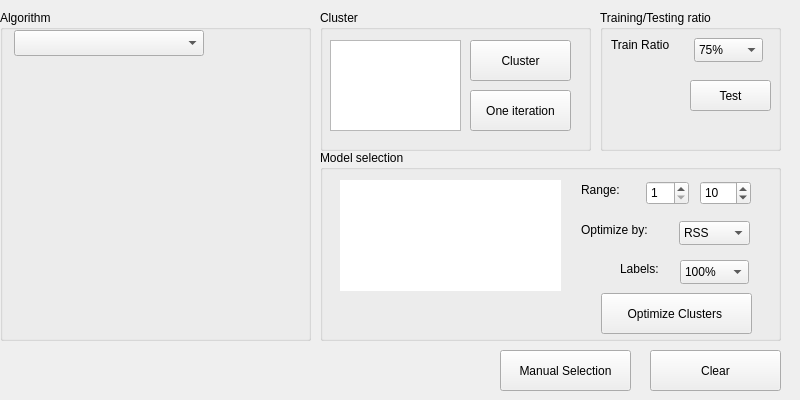
First picture: the form in MLDemos/optsCluster.ui, repository b4silio/MLDemos, before the edit.
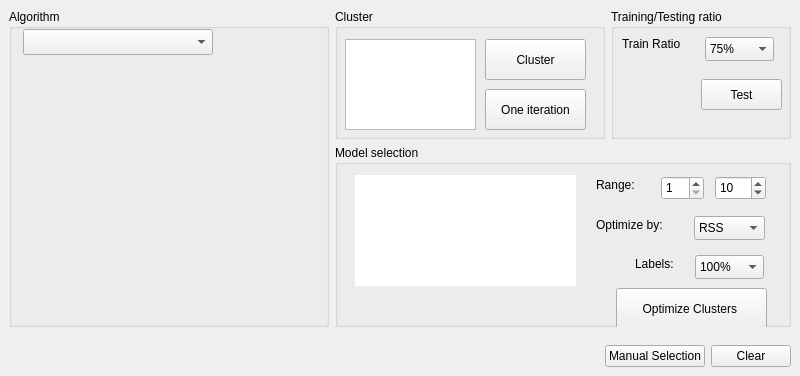
Second picture: the form after the edit.

Commit message: CHANGED: adapted the algorithms options widgets, to allow resizing of the windows (avoiding the ton of empty space so that the Clustering panel could have its own widgets) FIXED: PCAFaces crashing on several instances (e.g. closing the applet, clearing the data, etc) FIXED: Nasty crash when excluding columns from the Import Data dialog.

Patch:
```diff
--- a/MLDemos/optsCluster.ui
+++ b/MLDemos/optsCluster.ui
@@ -7,25 +7,25 @@
     <x>0</x>
     <y>0</y>
     <width>800</width>
-    <height>400</height>
+    <height>376</height>
    </rect>
   </property>
   <property name="sizePolicy">
-   <sizepolicy hsizetype="Fixed" vsizetype="Fixed">
+   <sizepolicy hsizetype="MinimumExpanding" vsizetype="MinimumExpanding">
     <horstretch>0</horstretch>
     <verstretch>0</verstretch>
    </sizepolicy>
   </property>
   <property name="minimumSize">
    <size>
-    <width>800</width>
-    <height>400</height>
+    <width>0</width>
+    <height>0</height>
    </size>
   </property>
   <property name="maximumSize">
    <size>
-    <width>800</width>
-    <height>400</height>
+    <width>16777215</width>
+    <height>16777215</height>
    </size>
   </property>
   <property name="windowTitle">
@@ -34,33 +34,27 @@
   <property name="autoFillBackground">
    <bool>false</bool>
   </property>
-  <widget class="QPushButton" name="clearButton">
-   <property name="geometry">
-    <rect>
-     <x>650</x>
-     <y>350</y>
-     <width>131</width>
-     <height>41</height>
-    </rect>
+  <layout class="QVBoxLayout" name="verticalLayout" stretch="1,0">
+   <property name="spacing">
+    <number>0</number>
    </property>
-   <property name="font">
-    <font>
-     <pointsize>9</pointsize>
-    </font>
+   <property name="leftMargin">
+    <number>0</number>
    </property>
-   <property name="text">
-    <string>Clear</string>
+   <property name="topMargin">
+    <number>0</number>
    </property>
-  </widget>
+   <property name="rightMargin">
+    <number>0</number>
+   </property>
+   <property name="bottomMargin">
+    <number>0</number>
+   </property>
+   <item>
+    <widget class="QWidget" name="widget" native="true">
+     <layout class="QGridLayout" name="gridLayout" rowstretch="0,1" columnstretch="1,0,0">
+      <item row="0" column="0" rowspan="2">
   <widget class="QGroupBox" name="groupBox">
-   <property name="geometry">
-    <rect>
-     <x>0</x>
-     <y>10</y>
-     <width>311</width>
-     <height>331</height>
-    </rect>
-   </property>
    <property name="title">
     <string>Algorithm</string>
    </property>
@@ -93,15 +87,209 @@
     </property>
    </widget>
   </widget>
+      </item>
+      <item row="0" column="1">
+       <widget class="QGroupBox" name="ClusterGroupBox">
+        <property name="minimumSize">
+         <size>
+          <width>270</width>
+          <height>0</height>
+         </size>
+        </property>
+        <property name="title">
+         <string>Cluster</string>
+        </property>
+        <widget class="QPushButton" name="clusterButton">
+         <property name="geometry">
+          <rect>
+           <x>150</x>
+           <y>30</y>
+           <width>101</width>
+           <height>41</height>
+          </rect>
+         </property>
+         <property name="font">
+          <font>
+           <pointsize>9</pointsize>
+          </font>
+         </property>
+         <property name="toolTip">
+          <string>Cluster the data using the current parameters</string>
+         </property>
+         <property name="text">
+          <string>Cluster</string>
+         </property>
+        </widget>
+        <widget class="QPushButton" name="iterationButton">
+         <property name="geometry">
+          <rect>
+           <x>150</x>
+           <y>80</y>
+           <width>101</width>
+           <height>41</height>
+          </rect>
+         </property>
+         <property name="font">
+          <font>
+           <pointsize>9</pointsize>
+          </font>
+         </property>
+         <property name="text">
+          <string>One iteration</string>
+         </property>
+        </widget>
+        <widget class="QListWidget" name="resultList">
+         <property name="geometry">
+          <rect>
+           <x>10</x>
+           <y>30</y>
+           <width>131</width>
+           <height>91</height>
+          </rect>
+         </property>
+         <property name="font">
+          <font>
+           <pointsize>10</pointsize>
+          </font>
+         </property>
+         <property name="toolTip">
+          <string>&lt;!DOCTYPE HTML PUBLIC &quot;-//W3C//DTD HTML 4.0//EN&quot; &quot;http://www.w3.org/TR/REC-html40/strict.dtd&quot;&gt;
+&lt;html&gt;&lt;head&gt;&lt;meta name=&quot;qrichtext&quot; content=&quot;1&quot; /&gt;&lt;style type=&quot;text/css&quot;&gt;
+p, li { white-space: pre-wrap; }
+&lt;/style&gt;&lt;/head&gt;&lt;body style=&quot; font-family:'Lucida Grande'; font-size:10pt; font-weight:400; font-style:normal;&quot;&gt;
+&lt;p style=&quot; margin-top:0px; margin-bottom:0px; margin-left:0px; margin-right:0px; -qt-block-indent:0; text-indent:0px;&quot;&gt;Cluster quality metrics:&lt;/p&gt;
+&lt;p style=&quot; margin-top:0px; margin-bottom:0px; margin-left:0px; margin-right:0px; -qt-block-indent:0; text-indent:0px;&quot;&gt;- RSS: Residual Sum of Squares&lt;/p&gt;
+&lt;p style=&quot; margin-top:0px; margin-bottom:0px; margin-left:0px; margin-right:0px; -qt-block-indent:0; text-indent:0px;&quot;&gt;- BIC: Bayesian Information Criterion&lt;/p&gt;
+&lt;p style=&quot; margin-top:0px; margin-bottom:0px; margin-left:0px; margin-right:0px; -qt-block-indent:0; text-indent:0px;&quot;&gt;- AIC: Akaike Information Criterion&lt;/p&gt;
+&lt;p style=&quot; margin-top:0px; margin-bottom:0px; margin-left:0px; margin-right:0px; -qt-block-indent:0; text-indent:0px;&quot;&gt;- F1: F-Measure &lt;/p&gt;
+&lt;p style=&quot; margin-top:0px; margin-bottom:0px; margin-left:0px; margin-right:0px; -qt-block-indent:0; text-indent:0px;&quot;&gt;For all metrics except F-Measure, the lower value is the best&lt;/p&gt;&lt;/body&gt;&lt;/html&gt;</string>
+         </property>
+        </widget>
+       </widget>
+      </item>
+      <item row="0" column="2">
+       <widget class="QGroupBox" name="TestGroupBox">
+        <property name="minimumSize">
+         <size>
+          <width>180</width>
+          <height>130</height>
+         </size>
+        </property>
+        <property name="title">
+         <string>Training/Testing ratio</string>
+        </property>
+        <widget class="QPushButton" name="testButton">
+         <property name="geometry">
+          <rect>
+           <x>90</x>
+           <y>70</y>
+           <width>81</width>
+           <height>31</height>
+          </rect>
+         </property>
+         <property name="font">
+          <font>
+           <pointsize>9</pointsize>
+          </font>
+         </property>
+         <property name="toolTip">
+          <string>&lt;!DOCTYPE HTML PUBLIC &quot;-//W3C//DTD HTML 4.0//EN&quot; &quot;http://www.w3.org/TR/REC-html40/strict.dtd&quot;&gt;
+&lt;html&gt;&lt;head&gt;&lt;meta name=&quot;qrichtext&quot; content=&quot;1&quot; /&gt;&lt;style type=&quot;text/css&quot;&gt;
+p, li { white-space: pre-wrap; }
+&lt;/style&gt;&lt;/head&gt;&lt;body style=&quot; font-family:'Lucida Grande'; font-size:9pt; font-weight:400; font-style:normal;&quot;&gt;
+&lt;p style=&quot; margin-top:0px; margin-bottom:0px; margin-left:0px; margin-right:0px; -qt-block-indent:0; text-indent:0px;&quot;&gt;Perform a 10-fold cross-validation using the current clustering method and display the results in the statistics panel&lt;/p&gt;&lt;/body&gt;&lt;/html&gt;</string>
+         </property>
+         <property name="text">
+          <string>Test</string>
+         </property>
+        </widget>
+        <widget class="QLabel" name="trainLabel">
+         <property name="geometry">
+          <rect>
+           <x>11</x>
+           <y>26</y>
+           <width>68</width>
+           <height>18</height>
+          </rect>
+         </property>
+         <property name="font">
+          <font>
+           <pointsize>9</pointsize>
+          </font>
+         </property>
+         <property name="text">
+          <string>Train Ratio</string>
+         </property>
+        </widget>
+        <widget class="QComboBox" name="trainTestCombo">
+         <property name="geometry">
+          <rect>
+           <x>94</x>
+           <y>28</y>
+           <width>69</width>
+           <height>24</height>
+          </rect>
+         </property>
+         <property name="font">
+          <font>
+           <pointsize>9</pointsize>
+          </font>
+         </property>
+         <property name="toolTip">
+          <string>&lt;!DOCTYPE HTML PUBLIC &quot;-//W3C//DTD HTML 4.0//EN&quot; &quot;http://www.w3.org/TR/REC-html40/strict.dtd&quot;&gt;
+&lt;html&gt;&lt;head&gt;&lt;meta name=&quot;qrichtext&quot; content=&quot;1&quot; /&gt;&lt;style type=&quot;text/css&quot;&gt;
+p, li { white-space: pre-wrap; }
+&lt;/style&gt;&lt;/head&gt;&lt;body style=&quot; font-family:'Lucida Grande'; font-size:9pt; font-weight:400; font-style:normal;&quot;&gt;
+&lt;p style=&quot; margin-top:0px; margin-bottom:0px; margin-left:0px; margin-right:0px; -qt-block-indent:0; text-indent:0px;&quot;&gt;Percentage of samples used for training&lt;/p&gt;&lt;/body&gt;&lt;/html&gt;</string>
+         </property>
+         <property name="currentIndex">
+          <number>5</number>
+         </property>
+         <item>
+          <property name="text">
+           <string>10%</string>
+          </property>
+         </item>
+         <item>
+          <property name="text">
+           <string>20%</string>
+          </property>
+         </item>
+         <item>
+          <property name="text">
+           <string>33%</string>
+          </property>
+         </item>
+         <item>
+          <property name="text">
+           <string>50%</string>
+          </property>
+         </item>
+         <item>
+          <property name="text">
+           <string>66%</string>
+          </property>
+         </item>
+         <item>
+          <property name="text">
+           <string>75%</string>
+          </property>
+         </item>
+         <item>
+          <property name="text">
+           <string>90%</string>
+          </property>
+         </item>
+         <item>
+          <property name="text">
+           <string>100%</string>
+          </property>
+         </item>
+        </widget>
+       </widget>
+      </item>
+      <item row="1" column="1" colspan="2">
   <widget class="QGroupBox" name="ModelSelectionGroupBox">
-   <property name="geometry">
-    <rect>
-     <x>320</x>
-     <y>150</y>
-     <width>461</width>
-     <height>191</height>
-    </rect>
-   </property>
    <property name="title">
     <string>Model selection</string>
    </property>
@@ -772,15 +960,28 @@
    <zorder>trainRatioF1</zorder>
    <zorder>trainRatioCombo</zorder>
   </widget>
+      </item>
+     </layout>
+    </widget>
+   </item>
+   <item>
+    <widget class="QWidget" name="widget_2" native="true">
+     <layout class="QHBoxLayout" name="horizontalLayout">
+      <item>
+       <spacer name="horizontalSpacer">
+        <property name="orientation">
+         <enum>Qt::Horizontal</enum>
+        </property>
+        <property name="sizeHint" stdset="0">
+         <size>
+          <width>588</width>
+          <height>20</height>
+         </size>
+        </property>
+       </spacer>
+      </item>
+      <item>
   <widget class="QPushButton" name="manualTrainButton">
-   <property name="geometry">
-    <rect>
-     <x>500</x>
-     <y>350</y>
-     <width>131</width>
-     <height>41</height>
-    </rect>
-   </property>
    <property name="font">
     <font>
      <pointsize>9</pointsize>
@@ -793,27 +994,9 @@
     <bool>true</bool>
    </property>
   </widget>
-  <widget class="QGroupBox" name="ClusterGroupBox">
-   <property name="geometry">
-    <rect>
-     <x>320</x>
-     <y>10</y>
-     <width>271</width>
-     <height>141</height>
-    </rect>
-   </property>
-   <property name="title">
-    <string>Cluster</string>
-   </property>
-   <widget class="QPushButton" name="clusterButton">
-    <property name="geometry">
-     <rect>
-      <x>150</x>
-      <y>30</y>
-      <width>101</width>
-      <height>41</height>
-     </rect>
-    </property>
+      </item>
+      <item>
+       <widget class="QPushButton" name="clearButton">
     <property name="font">
      <font>
       <pointsize>9</pointsize>
@@ -823,189 +1006,14 @@
      <string>Cluster the data using the current parameters</string>
     </property>
     <property name="text">
-     <string>Cluster</string>
-    </property>
-   </widget>
-   <widget class="QPushButton" name="iterationButton">
-    <property name="geometry">
-     <rect>
-      <x>150</x>
-      <y>80</y>
-      <width>101</width>
-      <height>41</height>
-     </rect>
-    </property>
-    <property name="font">
-     <font>
-      <pointsize>9</pointsize>
-     </font>
-    </property>
-    <property name="text">
-     <string>One iteration</string>
-    </property>
-   </widget>
-   <widget class="QListWidget" name="resultList">
-    <property name="geometry">
-     <rect>
-      <x>10</x>
-      <y>30</y>
-      <width>131</width>
-      <height>91</height>
-     </rect>
-    </property>
-    <property name="font">
-     <font>
-      <pointsize>10</pointsize>
-     </font>
-    </property>
-    <property name="toolTip">
-     <string>&lt;!DOCTYPE HTML PUBLIC &quot;-//W3C//DTD HTML 4.0//EN&quot; &quot;http://www.w3.org/TR/REC-html40/strict.dtd&quot;&gt;
-&lt;html&gt;&lt;head&gt;&lt;meta name=&quot;qrichtext&quot; content=&quot;1&quot; /&gt;&lt;style type=&quot;text/css&quot;&gt;
-p, li { white-space: pre-wrap; }
-&lt;/style&gt;&lt;/head&gt;&lt;body style=&quot; font-family:'Lucida Grande'; font-size:10pt; font-weight:400; font-style:normal;&quot;&gt;
-&lt;p style=&quot; margin-top:0px; margin-bottom:0px; margin-left:0px; margin-right:0px; -qt-block-indent:0; text-indent:0px;&quot;&gt;Cluster quality metrics:&lt;/p&gt;
-&lt;p style=&quot; margin-top:0px; margin-bottom:0px; margin-left:0px; margin-right:0px; -qt-block-indent:0; text-indent:0px;&quot;&gt;- RSS: Residual Sum of Squares&lt;/p&gt;
-&lt;p style=&quot; margin-top:0px; margin-bottom:0px; margin-left:0px; margin-right:0px; -qt-block-indent:0; text-indent:0px;&quot;&gt;- BIC: Bayesian Information Criterion&lt;/p&gt;
-&lt;p style=&quot; margin-top:0px; margin-bottom:0px; margin-left:0px; margin-right:0px; -qt-block-indent:0; text-indent:0px;&quot;&gt;- AIC: Akaike Information Criterion&lt;/p&gt;
-&lt;p style=&quot; margin-top:0px; margin-bottom:0px; margin-left:0px; margin-right:0px; -qt-block-indent:0; text-indent:0px;&quot;&gt;- F1: F-Measure &lt;/p&gt;
-&lt;p style=&quot; margin-top:0px; margin-bottom:0px; margin-left:0px; margin-right:0px; -qt-block-indent:0; text-indent:0px;&quot;&gt;For all metrics except F-Measure, the lower value is the best&lt;/p&gt;&lt;/body&gt;&lt;/html&gt;</string>
-    </property>
-   </widget>
-   <zorder>clusterButton</zorder>
-   <zorder>iterationButton</zorder>
-   <zorder>resultList</zorder>
-   <zorder>testButton</zorder>
-  </widget>
-  <widget class="QGroupBox" name="TestGroupBox">
-   <property name="geometry">
-    <rect>
-     <x>600</x>
-     <y>10</y>
-     <width>181</width>
-     <height>141</height>
-    </rect>
-   </property>
-   <property name="title">
-    <string>Training/Testing ratio</string>
-   </property>
-   <widget class="QPushButton" name="testButton">
-    <property name="geometry">
-     <rect>
-      <x>90</x>
-      <y>70</y>
-      <width>81</width>
-      <height>31</height>
-     </rect>
-    </property>
-    <property name="font">
-     <font>
-      <pointsize>9</pointsize>
-     </font>
-    </property>
-    <property name="toolTip">
-     <string>&lt;!DOCTYPE HTML PUBLIC &quot;-//W3C//DTD HTML 4.0//EN&quot; &quot;http://www.w3.org/TR/REC-html40/strict.dtd&quot;&gt;
-&lt;html&gt;&lt;head&gt;&lt;meta name=&quot;qrichtext&quot; content=&quot;1&quot; /&gt;&lt;style type=&quot;text/css&quot;&gt;
-p, li { white-space: pre-wrap; }
-&lt;/style&gt;&lt;/head&gt;&lt;body style=&quot; font-family:'Lucida Grande'; font-size:9pt; font-weight:400; font-style:normal;&quot;&gt;
-&lt;p style=&quot; margin-top:0px; margin-bottom:0px; margin-left:0px; margin-right:0px; -qt-block-indent:0; text-indent:0px;&quot;&gt;Perform a 10-fold cross-validation using the current clustering method and display the results in the statistics panel&lt;/p&gt;&lt;/body&gt;&lt;/html&gt;</string>
-    </property>
-    <property name="text">
-     <string>Test</string>
-    </property>
-   </widget>
-   <widget class="QLabel" name="trainLabel">
-    <property name="geometry">
-     <rect>
-      <x>11</x>
-      <y>26</y>
-      <width>68</width>
-      <height>18</height>
-     </rect>
-    </property>
-    <property name="font">
-     <font>
-      <pointsize>9</pointsize>
-     </font>
-    </property>
-    <property name="text">
-     <string>Train Ratio</string>
-    </property>
-   </widget>
-   <widget class="QComboBox" name="trainTestCombo">
-    <property name="geometry">
-     <rect>
-      <x>94</x>
-      <y>28</y>
-      <width>69</width>
-      <height>24</height>
-     </rect>
-    </property>
-    <property name="font">
-     <font>
-      <pointsize>9</pointsize>
-     </font>
-    </property>
-    <property name="toolTip">
-     <string>&lt;!DOCTYPE HTML PUBLIC &quot;-//W3C//DTD HTML 4.0//EN&quot; &quot;http://www.w3.org/TR/REC-html40/strict.dtd&quot;&gt;
-&lt;html&gt;&lt;head&gt;&lt;meta name=&quot;qrichtext&quot; content=&quot;1&quot; /&gt;&lt;style type=&quot;text/css&quot;&gt;
-p, li { white-space: pre-wrap; }
-&lt;/style&gt;&lt;/head&gt;&lt;body style=&quot; font-family:'Lucida Grande'; font-size:9pt; font-weight:400; font-style:normal;&quot;&gt;
-&lt;p style=&quot; margin-top:0px; margin-bottom:0px; margin-left:0px; margin-right:0px; -qt-block-indent:0; text-indent:0px;&quot;&gt;Percentage of samples used for training&lt;/p&gt;&lt;/body&gt;&lt;/html&gt;</string>
-    </property>
-    <property name="currentIndex">
-     <number>5</number>
-    </property>
-    <item>
-     <property name="text">
-      <string>10%</string>
-     </property>
-    </item>
-    <item>
-     <property name="text">
-      <string>20%</string>
-     </property>
-    </item>
-    <item>
-     <property name="text">
-      <string>33%</string>
-     </property>
-    </item>
-    <item>
-     <property name="text">
-      <string>50%</string>
-     </property>
-    </item>
-    <item>
-     <property name="text">
-      <string>66%</string>
-     </property>
-    </item>
-    <item>
-     <property name="text">
-      <string>75%</string>
-     </property>
-    </item>
-    <item>
-     <property name="text">
-      <string>90%</string>
-     </property>
-    </item>
-    <item>
-     <property name="text">
-      <string>100%</string>
-     </property>
-    </item>
-   </widget>
-  </widget>
-  <zorder>clearButton</zorder>
-  <zorder>groupBox</zorder>
-  <zorder>ModelSelectionGroupBox</zorder>
-  <zorder>manualTrainButton</zorder>
-  <zorder>ClusterGroupBox</zorder>
-  <zorder>TestGroupBox</zorder>
-  <zorder>testButton</zorder>
-  <zorder>trainTestCombo</zorder>
-  <zorder>trainLabel</zorder>
+         <string>Clear</string>
+        </property>
+       </widget>
+      </item>
+     </layout>
+    </widget>
+   </item>
+  </layout>
  </widget>
  <resources/>
  <connections/>
```
Left out of the diff: 12 changed lines with no effect on the pictures. Lines whose indentation alone changed are shown as unchanged. The commit also changes 14 other files.
